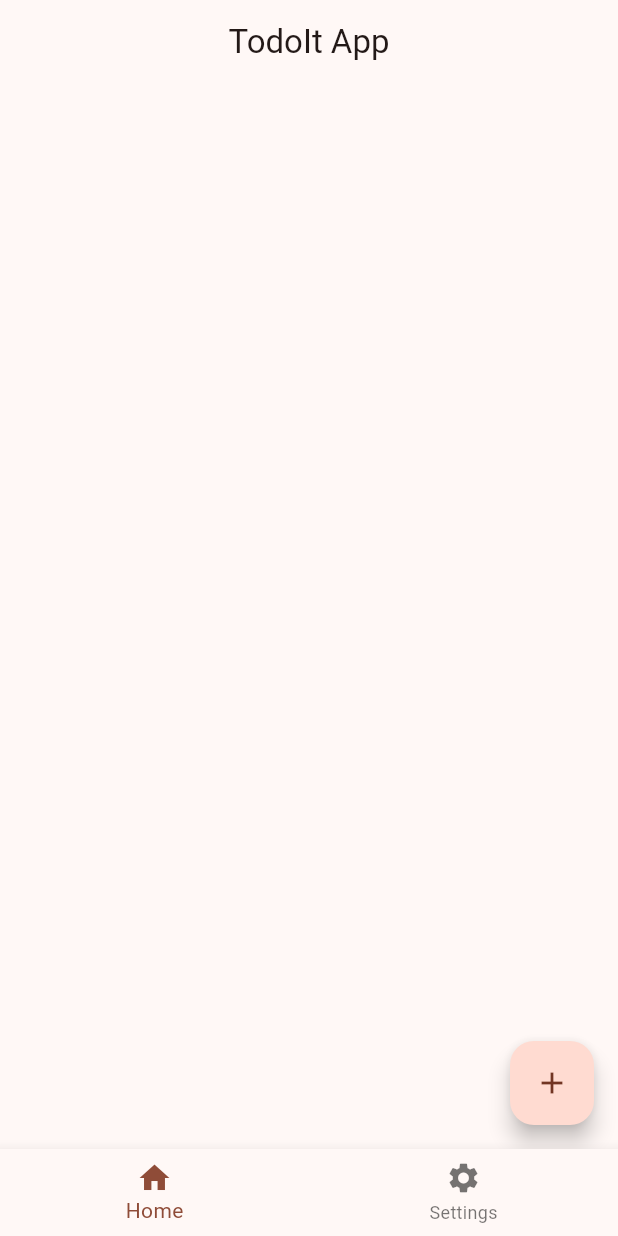
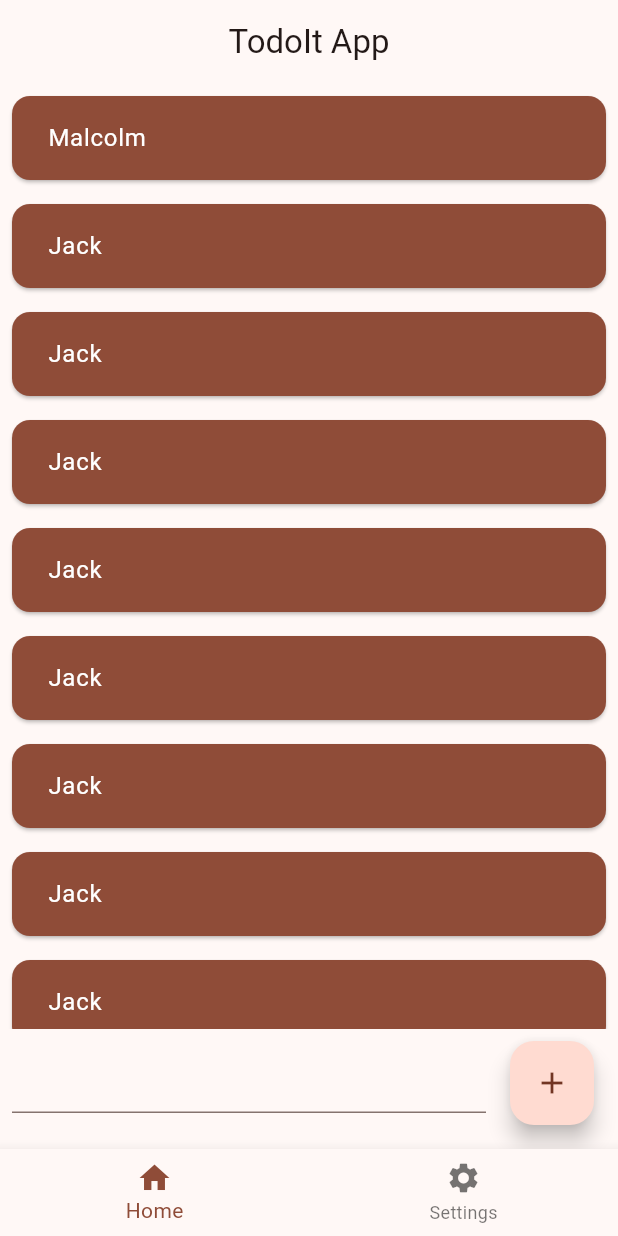
Before and after one commit to InquisitorJax/Flutter-TodoIt, a Flutter app: the screen it shows after launch, on a phone screen of 412 x 824 dp. Run offline on Flutter 3.47's test engine with Material 2 defaults, Android fonts, the phone set to English and light mode, and no system bars; our stand-ins replace logger.

Commit message:
todo list update

```diff
--- /dev/null
+++ b/Source/todoit/lib/features/main/todo_list_page.dart
@@ -0,0 +1,63 @@
+import 'package:flutter/material.dart';
+import 'package:flutter/services.dart';
+import 'package:logger/logger.dart';
+import 'package:provider/provider.dart';
+import 'package:todoit/widgets/todo_card.dart';
+
+import '../../services/todo_service.dart';
+
+class TodoListPage extends StatefulWidget {
+  const TodoListPage({super.key});
+
+  @override
+  State<TodoListPage> createState() => _TodoListPageState();
+}
+
+class _TodoListPageState extends State<TodoListPage> {
+  @override
+  Widget build(BuildContext context) {
+    final todoService = Provider.of<TodoService>(context, listen: false);
+    final Logger log = Provider.of<Logger>(context, listen: false);
+    final listItems = todoService.getTodoItems();
+    String addTodoText;
+
+    return Scaffold(
+      appBar: AppBar(
+        title: const Text("TodoIt App"),
+        centerTitle: true,
+      ),
+      body: Column(
+        children: [
+          Expanded(
+              // try https://pub.dev/packages/flutter_reorderable_grid_view?
+              child: AnimatedList(
+            initialItemCount: listItems.length,
+            itemBuilder: (context, index, animation) => TodoCard(
+              model: listItems[index],
+              animation: animation,
+              onClicked: () => {log.w("Tapped on index $index")},
+            ),
+          )),
+          Align(
+            // should be horizontal stack
+            alignment: Alignment.bottomLeft,
+            child: Padding(
+              padding: EdgeInsets.fromLTRB(0, 0, 80, 0),
+              child: Container(
+                height: 80,
+                child: Padding(
+                  padding: const EdgeInsets.all(8.0),
+                  child: TextField(),
+                ),
+              ),
+            ),
+          )
+        ],
+      ),
+      floatingActionButton: FloatingActionButton(
+        child: const Icon(Icons.add),
+        onPressed: () {},
+      ),
+    );
+  }
+}
--- a/Source/todoit/lib/main.dart
+++ b/Source/todoit/lib/main.dart
@@ -1,8 +1,9 @@
 import 'package:flutter/material.dart';
 import 'package:provider/provider.dart';
 import 'package:todoit/service_registry.dart';
-import 'package:todoit/src/features/settings/settings_page.dart';
-import 'package:todoit/src/services/todo_service.dart';
+import 'package:todoit/features/settings/settings_page.dart';
+
+import 'features/main/todo_list_page.dart';
 
 void main() async {
   final serviceRegistry = ServiceRegistry.registerServices();
@@ -131,28 +132,3 @@ class _HomePageState extends State<HomePage> {
     );
   }
 }
-
-class TodoListPage extends StatefulWidget {
-  const TodoListPage({super.key});
-
-  @override
-  State<TodoListPage> createState() => _TodoListPageState();
-}
-
-class _TodoListPageState extends State<TodoListPage> {
-  @override
-  Widget build(BuildContext context) {
-    final todoService = Provider.of<TodoService>(context, listen: false);
-
-    return Scaffold(
-      appBar: AppBar(
-        title: const Text("TodoIt App"),
-        centerTitle: true,
-      ),
-      floatingActionButton: FloatingActionButton(
-        child: const Icon(Icons.add),
-        onPressed: () {},
-      ),
-    );
-  }
-}
--- a/Source/todoit/lib/repositories/todo_cloud_repo.dart
+++ b/Source/todoit/lib/repositories/todo_cloud_repo.dart
@@ -11,8 +11,18 @@ class TodoItemRepository {
     log.w("Fetching Todo Items in Repo");
     return <TodoItem>[
       TodoItem("Malcolm"),
-      TodoItem("Adrian"),
-      TodoItem("Jack")
+      TodoItem("Jack"),
+      TodoItem("Jack"),
+      TodoItem("Jack"),
+      TodoItem("Jack"),
+      TodoItem("Jack"),
+      TodoItem("Jack"),
+      TodoItem("Jack"),
+      TodoItem("Jack"),
+      TodoItem("Jack"),
+      TodoItem("Jack"),
+      TodoItem("Jack"),
+      TodoItem("Jack"),
     ];
   }
 }
--- a/Source/todoit/lib/service_registry.dart
+++ b/Source/todoit/lib/service_registry.dart
@@ -2,8 +2,8 @@ import 'package:flutter/foundation.dart';
 import 'package:logger/logger.dart';
 import 'package:provider/provider.dart';
 import 'package:provider/single_child_widget.dart';
-import 'package:todoit/src/repositories/todo_cloud_repo.dart';
-import 'package:todoit/src/services/todo_service.dart';
+import 'package:todoit/repositories/todo_cloud_repo.dart';
+import 'package:todoit/services/todo_service.dart';
 
 class ServiceRegistry {
   final List<SingleChildWidget> providers;
--- a/Source/todoit/lib/services/todo_service.dart
+++ b/Source/todoit/lib/services/todo_service.dart
@@ -1,5 +1,5 @@
-import 'package:todoit/src/domain/todo.dart';
-import 'package:todoit/src/repositories/todo_cloud_repo.dart';
+import 'package:todoit/domain/todo.dart';
+import 'package:todoit/repositories/todo_cloud_repo.dart';
 
 // todo: should be class TodoService with ChangeNotifier?
 // so any todo list crud can be watched?
--- a/Source/todoit/lib/widgets/todo_card.dart
+++ b/Source/todoit/lib/widgets/todo_card.dart
@@ -1,32 +1,37 @@
-
 import 'package:flutter/material.dart';
-import 'package:todoit/src/domain/todo.dart';
+import 'package:todoit/domain/todo.dart';
 
 class TodoCard extends StatelessWidget {
   const TodoCard({
+    required this.model,
+    required this.animation,
+    required this.onClicked,
     super.key,
-    required this.model,
   });
 
   final TodoItem model;
+  final Animation<double> animation;
+  final VoidCallback? onClicked;
 
   @override
   Widget build(BuildContext context) {
     var theme = Theme.of(context);
-    final style = theme.textTheme.displayMedium!.copyWith(
+    final style = theme.textTheme.bodyLarge!.copyWith(
       color: theme.colorScheme.onPrimary,
     );
-    return Card(
-      margin: const EdgeInsets.all(16),
+    return GestureDetector(
+        child: Card(
+          margin: const EdgeInsets.all(8),
           color: theme.colorScheme.primary,
           child: Padding(
-        padding: const EdgeInsets.fromLTRB(48, 24, 48, 24),
+            padding: const EdgeInsets.fromLTRB(24, 16, 24, 16),
             child: Text(
               model.name,
               style: style,
               semanticsLabel: "todo name: ${model.name}",
             ),
           ),
-    );
+        ),
+        onTap: () => onClicked);
   }
 }
```
Also changed, not shown: Source/todoit/lib/.docs/links.txt. Lines whose indentation alone changed are shown as unchanged.
